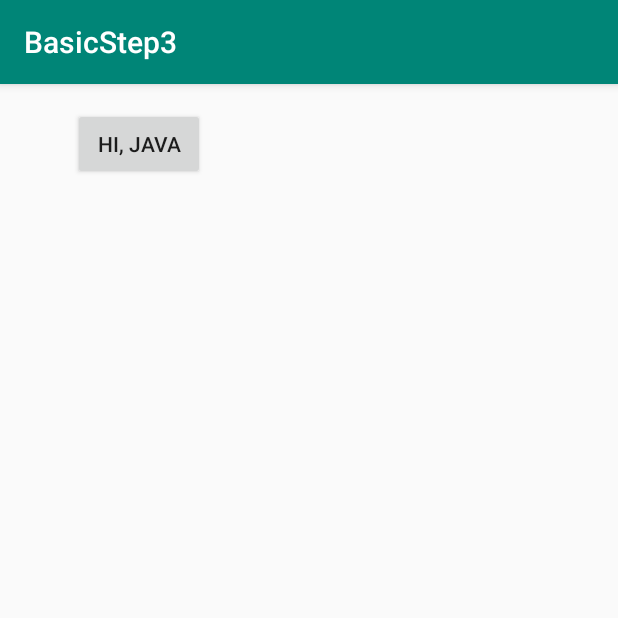
After one commit to newdecide/Kotlin, an Android app: the javaActivity screen opened directly, with no data from a screen before it, on a phone screen of 412 x 824 dp, the top half of it. The commit adds this screen. Run offline under Robolectric (Android 15) with nearby library versions, the phone set to English and light mode, and no system bars.

Commit message:
java Interlop

```diff
--- a/BasicStep3/app/build.gradle
+++ b/BasicStep3/app/build.gradle
@@ -24,7 +24,7 @@ android {
 
 dependencies {
     implementation fileTree(dir: 'libs', include: ['*.jar'])
-    implementation"org.jetbrains.kotlin:kotlin-stdlib-jdk7:$kotlin_version"
+    implementation "org.jetbrains.kotlin:kotlin-stdlib-jdk7:$kotlin_version"
     implementation 'com.android.support:appcompat-v7:28.0.0'
     implementation 'com.android.support.constraint:constraint-layout:1.1.3'
     testImplementation 'junit:junit:4.12'
--- a/BasicStep3/app/src/main/AndroidManifest.xml
+++ b/BasicStep3/app/src/main/AndroidManifest.xml
@@ -16,6 +16,8 @@
                 <category android:name="android.intent.category.LAUNCHER"/>
             </intent-filter>
         </activity>
+        <activity android:name=".javainterlop.javaActivity">
+        </activity>
     </application>
 
 </manifest>
--- a/BasicStep3/app/src/main/java/com/example/basicstep3/MainActivity.kt
+++ b/BasicStep3/app/src/main/java/com/example/basicstep3/MainActivity.kt
@@ -1,7 +1,9 @@
 package com.example.basicstep3
 
+import android.content.Intent
 import android.support.v7.app.AppCompatActivity
 import android.os.Bundle
+import com.example.basicstep3.javainterlop.javaActivity
 import com.example.basicstep3.step3.*
 import kotlinx.android.synthetic.main.activity_main.*
 
@@ -20,6 +22,11 @@ class MainActivity : AppCompatActivity() {
         doTest(MultiReturnTest(::WriteLn))
         doTest(LazyLateTest(::WriteLn))
         doTest(PropertiesTest(::WriteLn))
+
+        btnTest.setOnClickListener{
+            var I = Intent(this, javaActivity::class.java)
+            startActivity(I)
+        }
     }
 
     private fun doTest(o : TestClass){
--- /dev/null
+++ b/BasicStep3/app/src/main/java/com/example/basicstep3/javainterlop/KotlinActivity.kt
@@ -0,0 +1,44 @@
+package com.example.basicstep3.javainterlop
+
+import android.util.Log
+import kotlinx.android.synthetic.main.activity_java.*
+import java.util.*
+
+// java로 만든 클래스에서도 확장함수 추가가 가능하다!!
+fun javaActivity.kotlinEventHandler(){
+    // javaActivity에서 선언한 멤버필드
+    val s  = sMessage
+
+    // javaActivity에서 정의한 Control
+    btnOk.setOnClickListener {
+
+        // javaActivity의  T 메소드 사용
+        T(applicationContext, "${s} ${Date().toString()}")
+    }
+}
+
+class KotlinExport{
+    companion object {
+        // 반드시 const로 선언
+        const val name = "class msg"
+
+        @JvmField var age = 32
+        @JvmStatic fun test(){
+            Log.d("TEST", "class 메소드")
+        }
+
+    }
+
+    // java에서는 메소드처럼 사용됨
+    // @JvmField var normal_variable로 하면 java에서도 멤버변수처럼 사용가능
+    var normal_variable = "밖에서 액세스가능"
+
+    fun test2(){
+        Log.d("TEST", "일반메소드")
+    }
+}
+
+// Kotlin 일반함수와 변수
+// 파일명Kt.class 형식으로 생성된다(대소문자 변경유의).
+var name = "msg"
+fun MyTest(){}
--- /dev/null
+++ b/BasicStep3/app/src/main/java/com/example/basicstep3/javainterlop/javaActivity.java
@@ -0,0 +1,61 @@
+package com.example.basicstep3.javainterlop;
+
+import android.content.Context;
+import android.support.v7.app.AppCompatActivity;
+import android.os.Bundle;
+import android.util.Log;
+import android.widget.Toast;
+import com.example.basicstep3.R;
+
+// static하게 import한다.
+import static com.example.basicstep3.javainterlop.KotlinActivityKt.kotlinEventHandler;
+
+public class javaActivity extends AppCompatActivity {
+    /*  kotlin에서 java를 사용하는 것은 너무 자연스럽다.
+        java에서 Kotlin을 사용하면
+        파일명(첫번째대문자)Kt 형식으로 class가 생성된다.
+        파일 안에 정의된 일반 변수(클래스포함)는 get/set 형식의 메소드로 사용가능하다.
+        java에서 메소드형식으로 변환없이 사용하려면 @JvmField
+        어노테이션을 사용한다.
+        java에서 스태틱메소드를 사용하려면 @JvmStatic 어노테이션을 사용한다.
+        확장함수를 사용하면 java 소스 내용을 공유하여 부분적으로 코틀린으로 코딩할 수 있다.
+    */
+
+    String sMessage = "Hi, Java";
+
+    // kotlin에서 사용가능
+    public void T(Context ctx, String sMessage) {
+        Toast.makeText(ctx, sMessage, Toast.LENGTH_LONG).show();
+    }
+
+    @Override
+    protected void onCreate(Bundle savedInstanceState) {
+        super.onCreate(savedInstanceState);
+        setContentView(R.layout.activity_java);
+
+        // 코틀린으로 만든 확장함수 사용
+        kotlinEventHandler(this);
+
+        // kotlin File에서
+        usingKotlin();
+    }
+
+    private void usingKotlin() {
+        // Kotlin 가져오기
+        // class가 아닌 변수와 함수는 자동으로 변환한다.
+        // 파일명을 대소문자 변경 후, 뒤에 Kt를 붙인다.
+        // 그리고 . 연산자 이후에 사용가능
+        KotlinActivityKt.getName();
+        KotlinActivityKt.MyTest();
+
+        // 클래스명은 그대로 사용가능
+        // 어노테이션으로 자바에서 사용할 것을 지정해주어야 함.
+        Log.d("TEST", KotlinExport.name);
+
+        KotlinExport.age = 30;
+        KotlinExport.test();
+
+        KotlinExport ke = new KotlinExport();
+        ke.test2();
+    }
+}
--- /dev/null
+++ b/BasicStep3/app/src/main/java/com/example/basicstep3/using_kotlin/addEvent.kt
@@ -0,0 +1,14 @@
+package com.example.basicstep3.using_kotlin
+
+import android.content.Intent
+import com.example.basicstep3.MainActivity
+import com.example.basicstep3.javainterlop.javaActivity
+import kotlinx.android.synthetic.main.activity_main.*
+
+// 확장함수로 이벤트 핸들러를 등록
+fun MainActivity.setClickHandler(){
+    btnTest.setOnClickListener {
+        var I = Intent(this, javaActivity::class.java)
+        startActivity(I)
+    }
+}
--- /dev/null
+++ b/BasicStep3/app/src/main/res/layout/activity_java.xml
@@ -0,0 +1,19 @@
+<?xml version="1.0" encoding="utf-8"?>
+<android.support.constraint.ConstraintLayout
+        xmlns:android="http://schemas.android.com/apk/res/android"
+        xmlns:tools="http://schemas.android.com/tools"
+        xmlns:app="http://schemas.android.com/apk/res-auto"
+        android:layout_width="match_parent"
+        android:layout_height="match_parent"
+        tools:context=".javainterlop.javaActivity">
+
+    <Button
+            android:text="Hi, Java"
+            android:layout_width="wrap_content"
+            android:layout_height="wrap_content" app:layout_constraintTop_toTopOf="parent"
+            android:layout_marginTop="16dp" android:id="@+id/btnOk" app:layout_constraintStart_toStartOf="parent"
+            android:layout_marginLeft="8dp" android:layout_marginStart="8dp" app:layout_constraintEnd_toEndOf="parent"
+            android:layout_marginEnd="8dp" android:layout_marginRight="8dp" android:layout_marginBottom="8dp"
+            app:layout_constraintBottom_toBottomOf="parent" app:layout_constraintHorizontal_bias="0.132"
+            app:layout_constraintVertical_bias="0.0"/>
+</android.support.constraint.ConstraintLayout>
```
